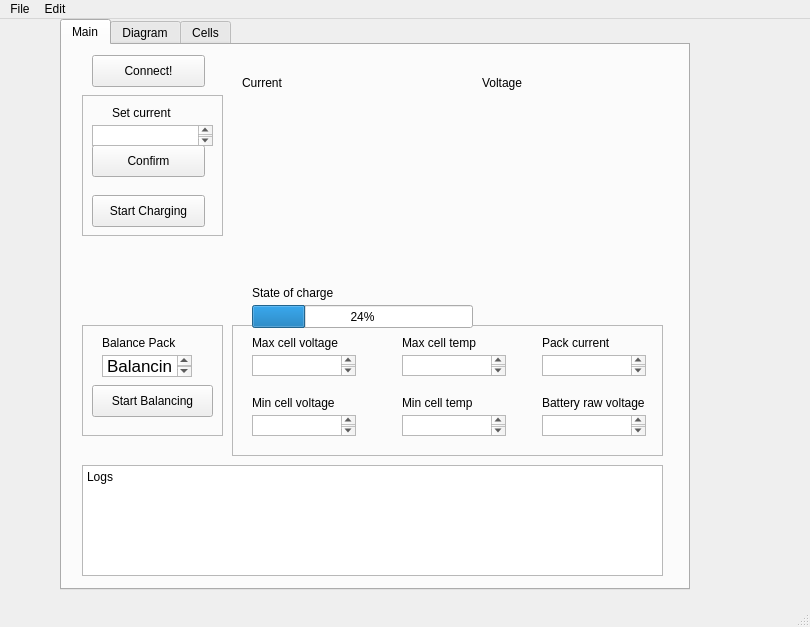
Old version of the form charge_cart_GUI.ui in the repository UWaterloo-Formula-Electric/charge-cart-gui.
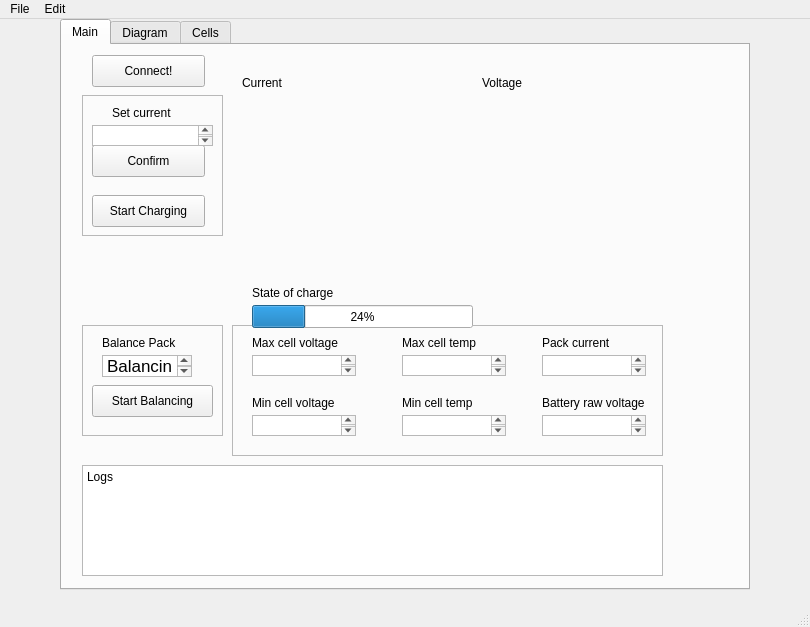
New version of the form. Custom widgets are drawn as their Qt base class.

Commit message: * Populated main page info. * Fixed main window size * Change get_battInfo structure *

```diff
--- a/charge_cart_GUI.ui
+++ b/charge_cart_GUI.ui
@@ -19,7 +19,7 @@
      <rect>
       <x>60</x>
       <y>0</y>
-      <width>630</width>
+      <width>690</width>
       <height>571</height>
      </rect>
     </property>
@@ -31,7 +31,7 @@
     </property>
     <property name="maximumSize">
      <size>
-      <width>650</width>
+      <width>690</width>
       <height>600</height>
      </size>
     </property>
```
Left out of the diff: 2 changed lines with no effect on the pictures. The commit also changes 5 other files.
